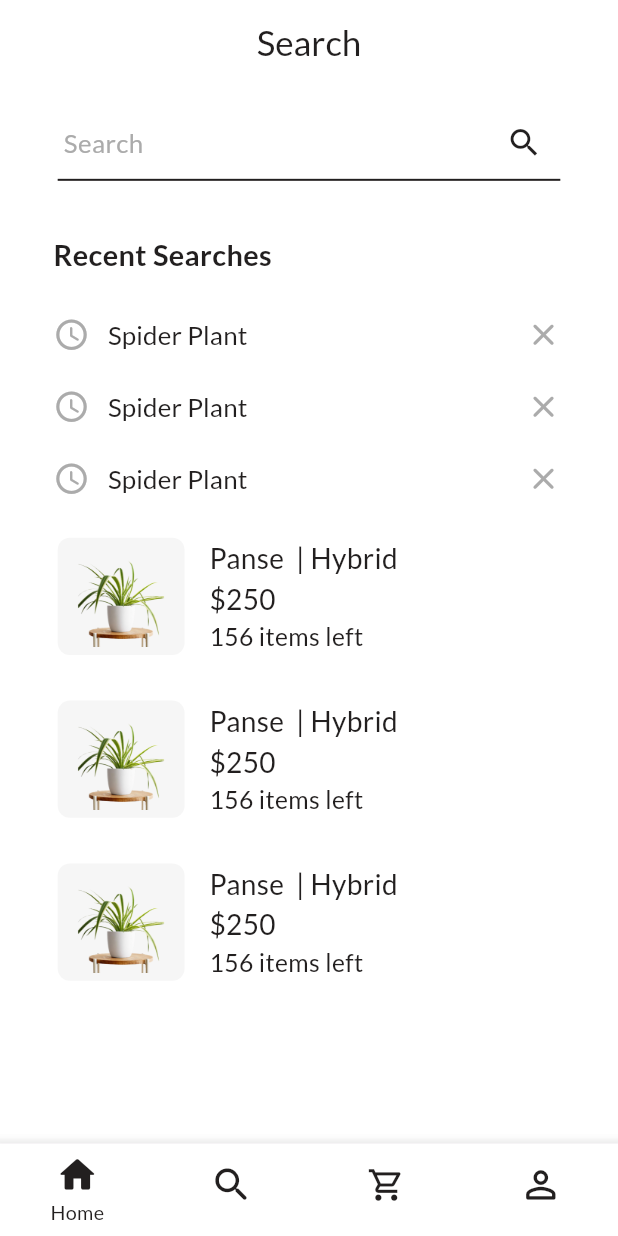
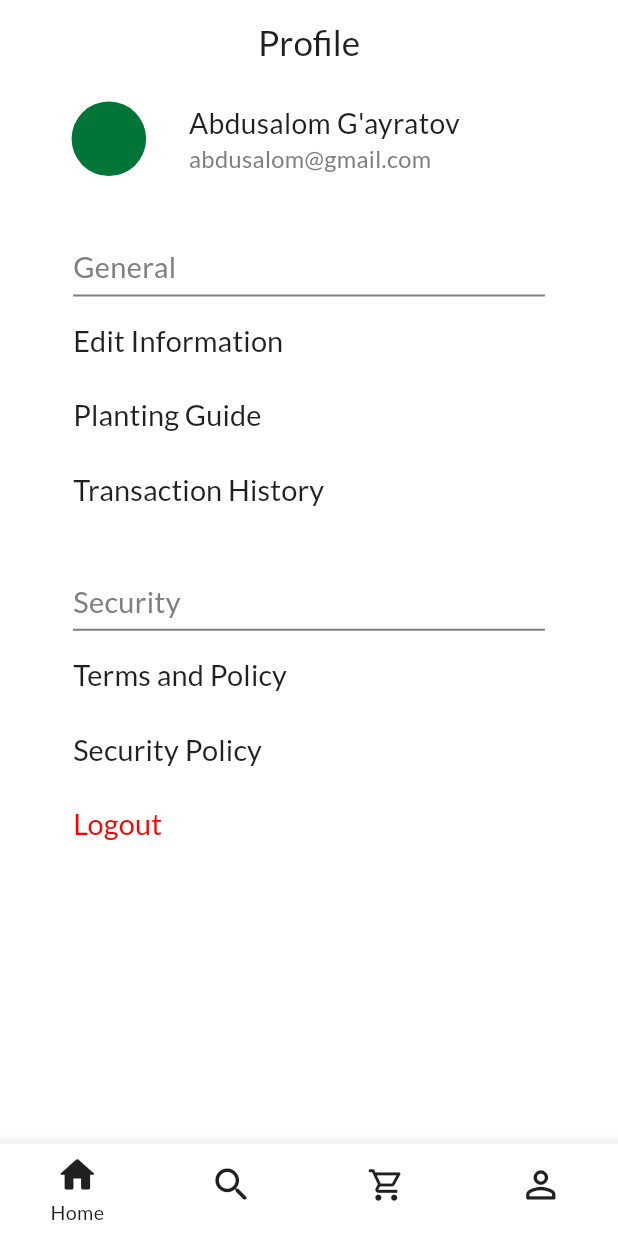
Before and after one commit to Abdusalom0516/Fayzigul, a Flutter app: the MainScreen screen opened directly, swiped to page 4, on a phone screen of 412 x 824 dp. Run offline on Flutter 3.47's test engine with Material 3 defaults, Android fonts, the phone set to English and light mode, and no system bars; our stand-ins replace dartz, equatable, firebase_auth, firebase_core, flutter_bloc, flutter_hooks and 2 more; accounts and stored records are empty.

Commit message:
BASE: Finish UI Of Profile Screen.

```diff
--- a/lib/core/common/consts/const_colors.dart
+++ b/lib/core/common/consts/const_colors.dart
@@ -7,5 +7,6 @@ class ConstColors {
   Color ffff0000 = Color(0xFFFF0000);
   Color ffababab = Color(0xFFABABAB);
   Color fff6f6f6 = Color(0xFFF6F6F6);
+  Color ff7F7F7F = Color(0xFF7F7F7F);
   Color transparent = Colors.transparent;
 }
--- a/lib/core/common/consts/const_texts.dart
+++ b/lib/core/common/consts/const_texts.dart
@@ -31,4 +31,13 @@ class ConstTexts {
   String remove = "Remove";
   String subtotal = "Subtotal";
   String proceedToCheckout = "Proceed to Checkout";
+  String general = "General";
+  String security = "Security";
+  String editInfo = "Edit Information";
+  String plantGuide = "Planting Guide";
+  String transHist = "Transaction History";
+  String qa = " Q & A";
+  String term = "Terms and Policy";
+  String secPol = "Security Policy";
+  String logOut = "Logout";
 }
--- a/lib/presentation/main/main_screen.dart
+++ b/lib/presentation/main/main_screen.dart
@@ -5,6 +5,7 @@ import 'package:plant_store/core/common/consts/const_text_styles.dart';
 import 'package:plant_store/core/utils/app_state_wrapper.dart';
 import 'package:plant_store/presentation/cart/screens/cart_screen.dart';
 import 'package:plant_store/presentation/home/screens/home_screen.dart';
+import 'package:plant_store/presentation/profile/profile_screen.dart';
 import 'package:plant_store/presentation/search/screens/search_screen.dart';
 
 class MainScreen extends HookWidget {
@@ -23,7 +24,7 @@ class MainScreen extends HookWidget {
               HomeScreen(),
               SearchScreen(),
               CartScreen(),
-              SearchScreen(),
+              ProfileScreen(),
             ],
           ),
           bottomNavigationBar: Material(
--- a/lib/presentation/profile/profile_screen.dart
+++ b/lib/presentation/profile/profile_screen.dart
@@ -1,4 +1,8 @@
 import 'package:flutter/material.dart';
+import 'package:flutter_screenutil/flutter_screenutil.dart';
+import 'package:plant_store/core/common/consts/const_colors.dart';
+import 'package:plant_store/core/common/consts/const_text_styles.dart';
+import 'package:plant_store/core/common/widgets/custom_sliver_height_wd.dart';
 import 'package:plant_store/core/utils/app_state_wrapper.dart';
 
 class ProfileScreen extends StatelessWidget {
@@ -9,9 +13,159 @@ class ProfileScreen extends StatelessWidget {
     return AppStateWrapper(
       builder: (colors, texts, images) => Scaffold(
         body: CustomScrollView(
-          slivers: [],
+          slivers: [
+            // Sliver Appbar Section
+            sliverAppBarSection(colors),
+            // Profile Image, Name & Email Section
+            profileImagenameAndEmailSection(colors),
+            SliverHeight(height: 35),
+            // Profile General Part Title Section
+            profileTitleSection(colors, texts.general),
+            SliverHeight(height: 5),
+            // Profile General Part Cards Section
+            ProfileCard(title: texts.editInfo, func: () {}),
+            ProfileCard(title: texts.plantGuide, func: () {}),
+            ProfileCard(title: texts.transHist, func: () {}),
+            SliverHeight(height: 35),
+            // Profile Security Part Title Section
+            profileTitleSection(colors, texts.security),
+            SliverHeight(height: 5),
+            // Profile Security Part Cards Section
+            ProfileCard(title: texts.term, func: () {}),
+            ProfileCard(title: texts.secPol, func: () {}),
+            ProfileCard(title: texts.logOut, func: () {}, isRed: true),
+          ],
+        ),
+      ),
+    );
+  }
+
+  SliverPadding profileTitleSection(ConstColors colors, String text) {
+    return SliverPadding(
+      padding: EdgeInsetsGeometry.symmetric(horizontal: 48.r),
+      sliver: SliverToBoxAdapter(
+        child: Container(
+          padding: EdgeInsets.only(bottom: 3.7.r),
+          decoration: BoxDecoration(
+            border: Border(
+              bottom: BorderSide(
+                color: colors.ff7F7F7F,
+                width: 1.3.r,
+              ),
+            ),
+          ),
+          child: Text(
+            text,
+            style: AppTextStyles.lato.medium(
+              color: colors.ff7F7F7F,
+              fontSize: 19.sp,
+            ),
+          ),
+        ),
+      ),
+    );
+  }
+
+  SliverToBoxAdapter profileImagenameAndEmailSection(ConstColors colors) {
+    return SliverToBoxAdapter(
+      child: Container(
+        height: 72.h,
+        width: double.infinity,
+        padding: EdgeInsets.symmetric(horizontal: 45.r),
+        child: Row(
+          spacing: 26.r,
+          children: [
+            Container(
+              width: 49.w,
+              height: 49.h,
+              decoration: BoxDecoration(
+                shape: BoxShape.circle,
+                color: colors.ff007537,
+              ),
+            ),
+            Expanded(
+              child: Column(
+                crossAxisAlignment: CrossAxisAlignment.start,
+                mainAxisAlignment: MainAxisAlignment.center,
+                children: [
+                  Text(
+                    overflow: TextOverflow.ellipsis,
+                    "Abdusalom G'ayratov",
+                    style: AppTextStyles.lato.medium(
+                      color: colors.ff221fif,
+                      fontSize: 18.5.sp,
+                    ),
+                  ),
+                  Text(
+                    overflow: TextOverflow.ellipsis,
+                    "abdusalom@gmail.com",
+                    style: AppTextStyles.lato.medium(
+                      color: colors.ff7F7F7F,
+                      fontSize: 15.5.sp,
+                    ),
+                  )
+                ],
+              ),
+            )
+          ],
+        ),
+      ),
+    );
+  }
+
+  SliverAppBar sliverAppBarSection(ConstColors colors) {
+    return SliverAppBar(
+      centerTitle: true,
+      pinned: true,
+      floating: true,
+      backgroundColor: colors.ffffffff,
+      title: Text(
+        "Profile",
+        style: AppTextStyles.lato.medium(
+          color: colors.ff221fif,
+          fontSize: 23.sp,
         ),
       ),
     );
   }
 }
+
+class ProfileCard extends StatelessWidget {
+  const ProfileCard({
+    super.key,
+    required this.title,
+    required this.func,
+    this.isRed = false,
+  });
+  final String title;
+  final VoidCallback func;
+  final bool isRed;
+
+  @override
+  Widget build(BuildContext context) {
+    return SliverToBoxAdapter(
+      child: AppStateWrapper(
+        builder: (colors, texts, images) => TextButton(
+          onPressed: func,
+          style: ButtonStyle(
+            padding: WidgetStatePropertyAll(EdgeInsets.zero),
+            overlayColor: WidgetStatePropertyAll(colors.transparent),
+          ),
+          child: Container(
+            height: 49.h,
+            alignment: Alignment.centerLeft,
+            width: double.infinity,
+            padding: EdgeInsets.symmetric(horizontal: 48.r),
+            child: Text(
+              title,
+              style: AppTextStyles.lato.medium(
+                color: isRed ? colors.ffff0000 : colors.ff221fif,
+                fontSize: 19.sp,
+              ),
+            ),
+          ),
+        ),
+      ),
+    );
+  }
+}
```
